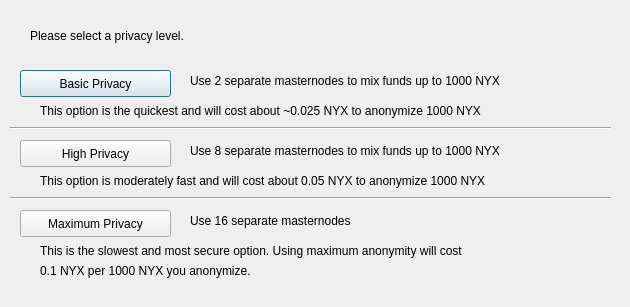
First picture: the form in src/qt/forms/darksendconfig.ui, repository Cyprella/pixon, before the edit.
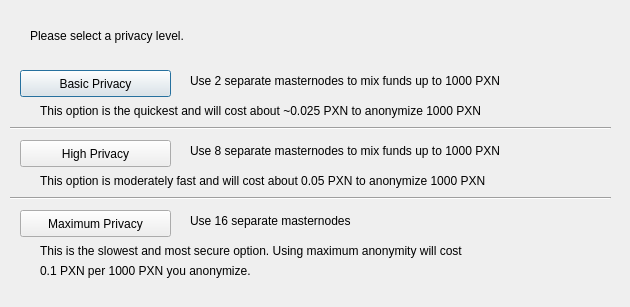
Second picture: the form after the edit.

Diff of the .ui file:
```diff
--- a/src/qt/forms/darksendconfig.ui
+++ b/src/qt/forms/darksendconfig.ui
@@ -75,7 +75,7 @@
     </rect>
    </property>
    <property name="text">
-    <string>Use 2 separate masternodes to mix funds up to 1000 NYX</string>
+    <string>Use 2 separate masternodes to mix funds up to 1000 PXN</string>
    </property>
   </widget>
   <widget class="QLabel" name="label_3">
@@ -88,7 +88,7 @@
     </rect>
    </property>
    <property name="text">
-    <string>Use 8 separate masternodes to mix funds up to 1000 NYX</string>
+    <string>Use 8 separate masternodes to mix funds up to 1000 PXN</string>
    </property>
   </widget>
   <widget class="QLabel" name="label_4">
@@ -114,7 +114,7 @@
     </rect>
    </property>
    <property name="text">
-    <string>This option is the quickest and will cost about ~0.025 NYX to anonymize 1000 NYX</string>
+    <string>This option is the quickest and will cost about ~0.025 PXN to anonymize 1000 PXN</string>
    </property>
   </widget>
   <widget class="QLabel" name="label_7">
@@ -127,7 +127,7 @@
     </rect>
    </property>
    <property name="text">
-    <string>This option is moderately fast and will cost about 0.05 NYX to anonymize 1000 NYX</string>
+    <string>This option is moderately fast and will cost about 0.05 PXN to anonymize 1000 PXN</string>
    </property>
   </widget>
   <widget class="QLabel" name="label_8">
@@ -153,7 +153,7 @@
     </rect>
    </property>
    <property name="text">
-    <string>0.1 NYX per 1000 NYX you anonymize.</string>
+    <string>0.1 PXN per 1000 PXN you anonymize.</string>
    </property>
   </widget>
   <widget class="Line" name="line">
```
